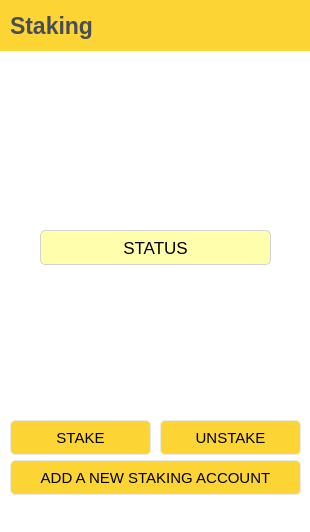
The window that page/staking/pagestaking.ui (LYRA-Block-Lattice/LyraWalletManager) describes before a commit, drawn with Qt 5.
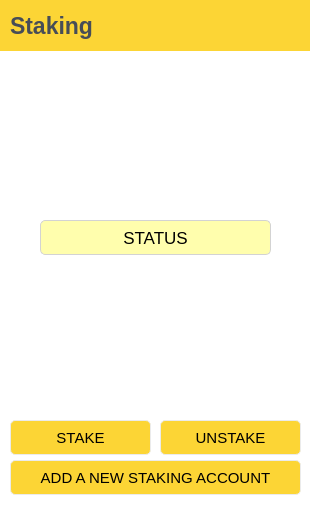
The same window after the commit.

Diff of the .ui file:
```diff
--- a/page/staking/pagestaking.ui
+++ b/page/staking/pagestaking.ui
@@ -230,7 +230,7 @@
    <property name="geometry">
     <rect>
      <x>40</x>
-     <y>230</y>
+     <y>220</y>
      <width>231</width>
      <height>35</height>
     </rect>
```
